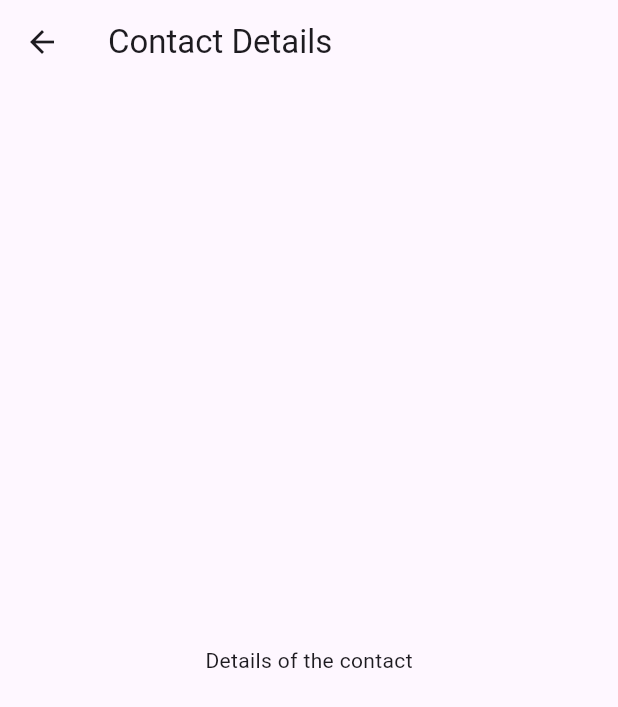
After one commit to oumayma-tray/pfe, a Flutter app: the ContactPage screen opened directly, on a phone screen of 412 x 824 dp. The commit adds this screen. Shown: the top 707 px of the screen. Run offline on Flutter 3.47's test engine with Material 3 defaults, Android fonts, the phone set to English and light mode, and no system bars; our stand-ins replace audioplayers, camera, email_validator, file_picker, google_fonts, image_picker and 2 more; missing offline and left inert: flutter_sound.

```diff
--- /dev/null
+++ b/front_end/mobile_app/lib/chat/contact.dart
@@ -0,0 +1,15 @@
+import 'package:flutter/material.dart';
+
+class ContactPage extends StatelessWidget {
+  @override
+  Widget build(BuildContext context) {
+    return Scaffold(
+      appBar: AppBar(
+        title: Text("Contact Details"),
+      ),
+      body: Center(
+        child: Text("Details of the contact"),
+      ),
+    );
+  }
+}
```
Also changed, not shown: front_end/mobile_app/lib/chat/Conversation.dart (+55 -26 lines).
